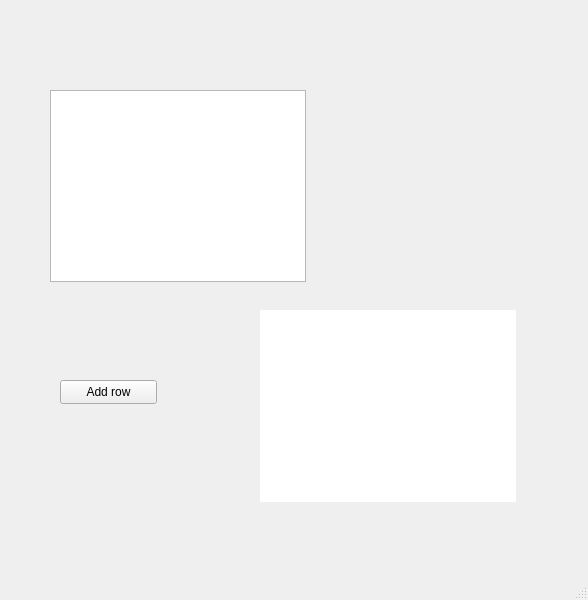
veaceslav/qpass-qt5, file MainWindow.ui: the form before one commit.
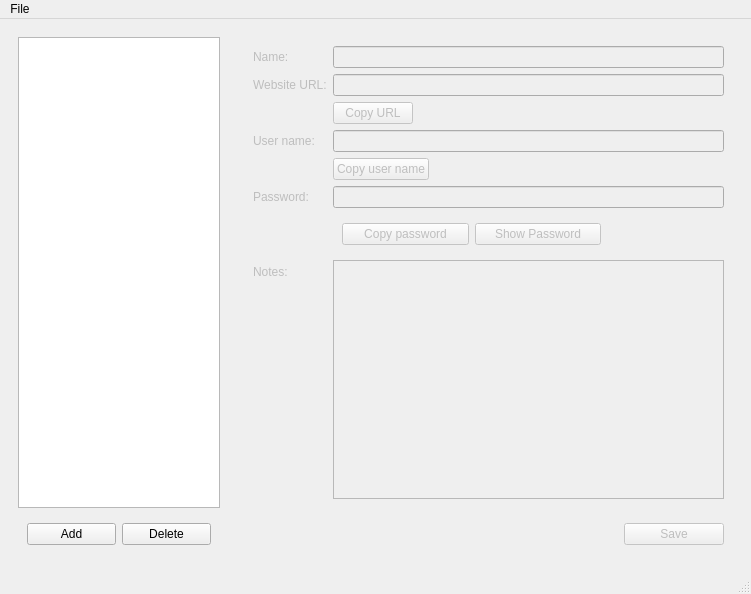
The form after the commit.

What changed in the file:
```diff
--- a/MainWindow.ui
+++ b/MainWindow.ui
@@ -6,78 +6,229 @@
    <rect>
     <x>0</x>
     <y>0</y>
-    <width>588</width>
-    <height>600</height>
+    <width>751</width>
+    <height>594</height>
    </rect>
   </property>
   <property name="windowTitle">
    <string>MainWindow</string>
   </property>
   <widget class="QWidget" name="centralwidget">
-   <widget class="QListView" name="listView">
-    <property name="geometry">
-     <rect>
-      <x>50</x>
-      <y>90</y>
-      <width>256</width>
-      <height>192</height>
-     </rect>
-    </property>
-   </widget>
-   <widget class="QTableView" name="tableView">
-    <property name="geometry">
-     <rect>
-      <x>260</x>
-      <y>310</y>
-      <width>256</width>
-      <height>192</height>
-     </rect>
-    </property>
-    <property name="frameShape">
-     <enum>QFrame::NoFrame</enum>
-    </property>
-    <property name="showGrid">
-     <bool>true</bool>
-    </property>
-    <property name="gridStyle">
-     <enum>Qt::DotLine</enum>
-    </property>
-    <attribute name="horizontalHeaderVisible">
-     <bool>false</bool>
-    </attribute>
-    <attribute name="verticalHeaderVisible">
-     <bool>false</bool>
-    </attribute>
-    <attribute name="verticalHeaderVisible">
-     <bool>false</bool>
-    </attribute>
-    <attribute name="horizontalHeaderVisible">
-     <bool>false</bool>
-    </attribute>
-   </widget>
-   <widget class="QPushButton" name="pushButton">
-    <property name="geometry">
-     <rect>
-      <x>60</x>
-      <y>380</y>
-      <width>97</width>
-      <height>24</height>
-     </rect>
-    </property>
-    <property name="text">
-     <string>Add row</string>
-    </property>
-   </widget>
+   <layout class="QHBoxLayout" name="horizontalLayout_4">
+    <item>
+     <widget class="QWidget" name="widget_4" native="true">
+      <property name="maximumSize">
+       <size>
+        <width>220</width>
+        <height>16777215</height>
+       </size>
+      </property>
+      <layout class="QVBoxLayout" name="verticalLayout">
+       <item>
+        <widget class="QListView" name="listView">
+         <property name="minimumSize">
+          <size>
+           <width>0</width>
+           <height>0</height>
+          </size>
+         </property>
+         <property name="maximumSize">
+          <size>
+           <width>16777215</width>
+           <height>16777215</height>
+          </size>
+         </property>
+        </widget>
+       </item>
+       <item>
+        <widget class="QWidget" name="widget_3" native="true">
+         <layout class="QHBoxLayout" name="horizontalLayout">
+          <item>
+           <widget class="QPushButton" name="addButton">
+            <property name="text">
+             <string>Add</string>
+            </property>
+           </widget>
+          </item>
+          <item>
+           <widget class="QPushButton" name="deleteButton">
+            <property name="text">
+             <string>Delete</string>
+            </property>
+           </widget>
+          </item>
+         </layout>
+        </widget>
+       </item>
+      </layout>
+     </widget>
+    </item>
+    <item>
+     <widget class="QWidget" name="widget_6" native="true">
+      <property name="enabled">
+       <bool>false</bool>
+      </property>
+      <layout class="QVBoxLayout" name="verticalLayout_2">
+       <item>
+        <widget class="QWidget" name="widget" native="true">
+         <layout class="QFormLayout" name="formLayout">
+          <property name="fieldGrowthPolicy">
+           <enum>QFormLayout::ExpandingFieldsGrow</enum>
+          </property>
+          <item row="0" column="0">
+           <widget class="QLabel" name="label">
+            <property name="text">
+             <string>Name:</string>
+            </property>
+           </widget>
+          </item>
+          <item row="0" column="1">
+           <widget class="QLineEdit" name="nameEdit"/>
+          </item>
+          <item row="1" column="0">
+           <widget class="QLabel" name="label_2">
+            <property name="text">
+             <string>Website URL:</string>
+            </property>
+           </widget>
+          </item>
+          <item row="1" column="1">
+           <widget class="QLineEdit" name="urlEdit"/>
+          </item>
+          <item row="2" column="1">
+           <widget class="QPushButton" name="copyurlButton">
+            <property name="text">
+             <string>Copy URL</string>
+            </property>
+           </widget>
+          </item>
+          <item row="3" column="0">
+           <widget class="QLabel" name="label_3">
+            <property name="text">
+             <string>User name:</string>
+            </property>
+           </widget>
+          </item>
+          <item row="3" column="1">
+           <widget class="QLineEdit" name="userNameEdit"/>
+          </item>
+          <item row="4" column="1">
+           <widget class="QPushButton" name="copyUserNameButton">
+            <property name="text">
+             <string>Copy user name</string>
+            </property>
+           </widget>
+          </item>
+          <item row="5" column="0">
+           <widget class="QLabel" name="label_4">
+            <property name="text">
+             <string>Password:</string>
+            </property>
+           </widget>
+          </item>
+          <item row="5" column="1">
+           <widget class="QLineEdit" name="passwordEdit"/>
+          </item>
+          <item row="6" column="1">
+           <widget class="QWidget" name="widget_2" native="true">
+            <layout class="QHBoxLayout" name="horizontalLayout_2">
+             <item>
+              <widget class="QPushButton" name="copyPasswordButton">
+               <property name="minimumSize">
+                <size>
+                 <width>127</width>
+                 <height>0</height>
+                </size>
+               </property>
+               <property name="text">
+                <string>Copy password</string>
+               </property>
+              </widget>
+             </item>
+             <item>
+              <widget class="QPushButton" name="showPasswordButton">
+               <property name="minimumSize">
+                <size>
+                 <width>126</width>
+                 <height>0</height>
+                </size>
+               </property>
+               <property name="text">
+                <string>Show Password</string>
+               </property>
+              </widget>
+             </item>
+            </layout>
+           </widget>
+          </item>
+          <item row="7" column="1">
+           <widget class="QTextEdit" name="notesEdit"/>
+          </item>
+          <item row="7" column="0">
+           <widget class="QLabel" name="label_5">
+            <property name="text">
+             <string>Notes:</string>
+            </property>
+           </widget>
+          </item>
+         </layout>
+        </widget>
+       </item>
+       <item>
+        <widget class="QWidget" name="widget_5" native="true">
+         <layout class="QHBoxLayout" name="horizontalLayout_3">
+          <item>
+           <spacer name="horizontalSpacer">
+            <property name="orientation">
+             <enum>Qt::Horizontal</enum>
+            </property>
+            <property name="sizeHint" stdset="0">
+             <size>
+              <width>40</width>
+              <height>20</height>
+             </size>
+            </property>
+           </spacer>
+          </item>
+          <item>
+           <widget class="QPushButton" name="saveButton">
+            <property name="enabled">
+             <bool>false</bool>
+            </property>
+            <property name="minimumSize">
+             <size>
+              <width>100</width>
+              <height>0</height>
+             </size>
+            </property>
+            <property name="text">
+             <string>Save</string>
+            </property>
+           </widget>
+          </item>
+         </layout>
+        </widget>
+       </item>
+      </layout>
+     </widget>
+    </item>
+   </layout>
   </widget>
   <widget class="QMenuBar" name="menubar">
    <property name="geometry">
     <rect>
      <x>0</x>
      <y>0</y>
-     <width>588</width>
+     <width>751</width>
      <height>21</height>
     </rect>
    </property>
+   <widget class="QMenu" name="menuFile">
+    <property name="title">
+     <string>File</string>
+    </property>
+   </widget>
+   <addaction name="menuFile"/>
   </widget>
   <widget class="QStatusBar" name="statusbar"/>
  </widget>
```
Left out of the diff: 15 changed lines with no effect on the pictures.
